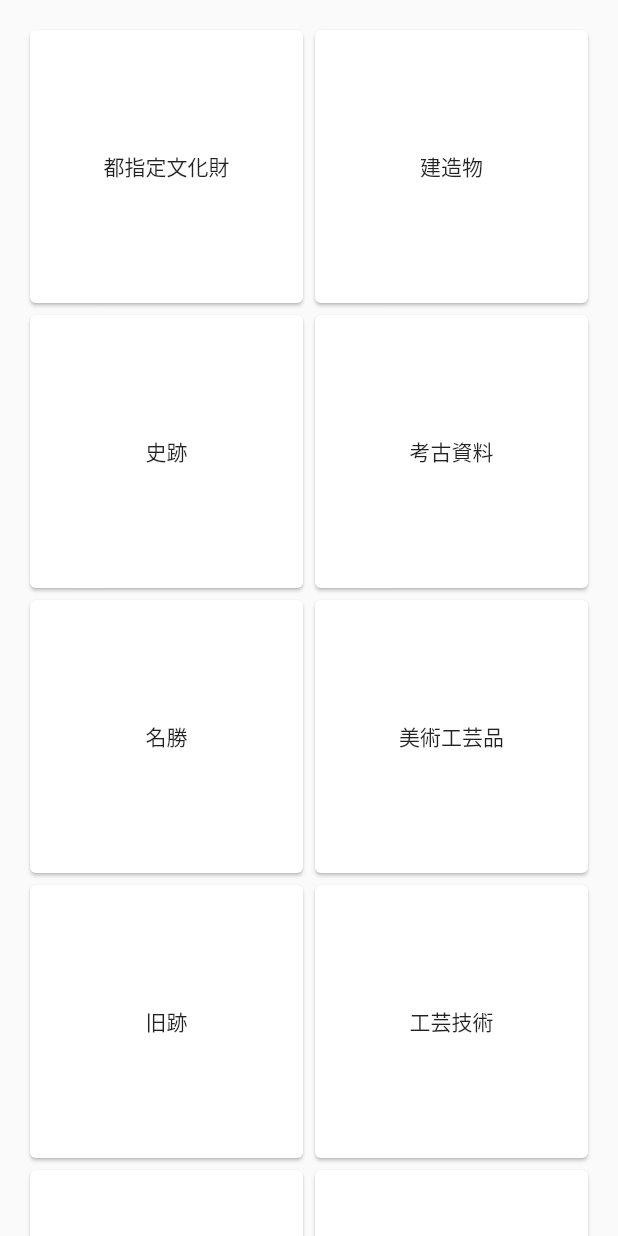
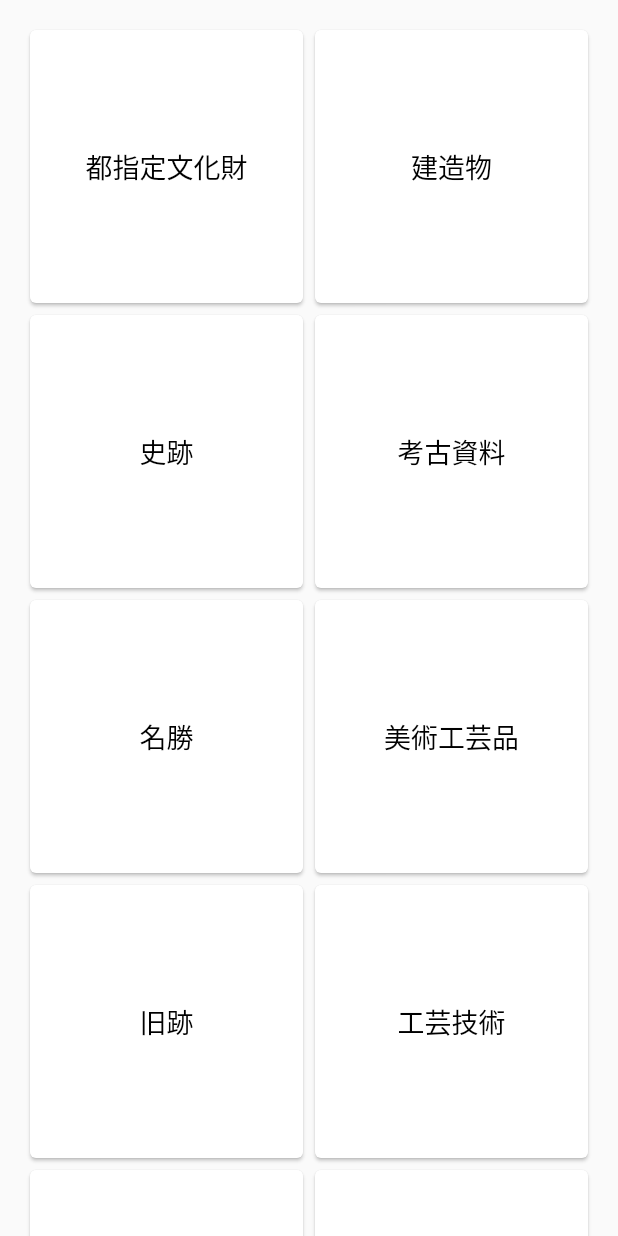
Before and after one commit to sedlakp/tokyo_data, a Flutter app: the DashboardScreen widget shown alone on an empty page, opened directly, on a phone screen of 412 x 824 dp. Run offline on Flutter 3.47's test engine with Material 2 defaults, Android fonts, the phone set to English and light mode, and no system bars; our stand-ins replace google_fonts, google_maps_flutter, scrollable_positioned_list, shared_preferences; accounts and stored records are empty; network calls fail.

Commit message:
Design update

```diff
--- a/lib/Screens/DashboardScreen.dart
+++ b/lib/Screens/DashboardScreen.dart
@@ -26,7 +26,7 @@ class _DashboardScreenState extends State<DashboardScreen> {
                 onTap: () {
                   _itemTapped(siteCategory);
                 },
-                child: Card(child: Center(child: Text(siteCategory.name),))
+                child: Card(child: Center(child: Text(siteCategory.name, style: Theme.of(context).textTheme.headlineMedium,),))
             );
           }),
     );
--- a/lib/Screens/Home.dart
+++ b/lib/Screens/Home.dart
@@ -42,7 +42,7 @@ class _HomeState extends State<Home> {
       extendBodyBehindAppBar: true,
       appBar: AppBar(
           title: const Text("東京"),
-          backgroundColor: Colors.blueGrey.withAlpha(220),
+          //backgroundColor: Colors.black.withAlpha(220),
           shadowColor: Colors.transparent,
       ),
       body: IndexedStack(
--- a/lib/Screens/MapScreenVIew.dart
+++ b/lib/Screens/MapScreenVIew.dart
@@ -161,11 +161,11 @@ class _MapScreenViewState extends State<MapScreenView> {
     bool isVisited = sitesManager.isVisited(site);
     // give preference to favorite
     if (isFavorite) {
-      return BitmapDescriptor.defaultMarkerWithHue(BitmapDescriptor.hueMagenta);
+      return BitmapDescriptor.defaultMarkerWithHue(342);
     } else if (isVisited) {
-      return BitmapDescriptor.defaultMarkerWithHue(BitmapDescriptor.hueCyan);
+      return BitmapDescriptor.defaultMarkerWithHue(36);
     } else {
-      return BitmapDescriptor.defaultMarker;
+      return BitmapDescriptor.defaultMarkerWithHue(195);
     }
   }
 }
--- a/lib/Screens/TimeIndicatorView.dart
+++ b/lib/Screens/TimeIndicatorView.dart
@@ -23,9 +23,9 @@ class TimeIndicatorView extends StatelessWidget {
           ),
         ),
         const SizedBox(width: 10,),
-        Text("${site.open} - ${site.close}"),
+        Text("${site.open} - ${site.close}", style: Theme.of(context).textTheme.bodySmall,),
         const SizedBox(width: 10,),
-        Text("${site.days}"),
+        Text("${site.days}", style: Theme.of(context).textTheme.bodySmall,),
       ],
     );
   }
--- /dev/null
+++ b/lib/TokyoTheme.dart
@@ -0,0 +1,65 @@
+import 'package:flutter/material.dart';
+import 'package:google_fonts/google_fonts.dart';
+
+class TokyoTheme {
+  static TextTheme lightTextTheme = TextTheme(
+    bodyMedium: GoogleFonts.montserrat(
+      fontSize: 14.0,
+      fontWeight: FontWeight.w400,
+      color: Colors.black,
+    ),
+    headlineLarge: GoogleFonts.montserrat(
+      fontSize: 32.0,
+      fontWeight: FontWeight.w400,
+      color: Colors.black,
+    ),
+    headlineMedium: GoogleFonts.montserrat(
+      fontSize: 18.0,
+      fontWeight: FontWeight.w200,
+      color: Colors.black,
+    ),
+    titleMedium: GoogleFonts.montserrat(
+      fontSize: 18.0,
+      fontWeight: FontWeight.w400,
+      color: Colors.black,
+    ),
+    titleSmall: GoogleFonts.montserrat(
+      fontSize: 11.0,
+      fontWeight: FontWeight.bold,
+      color: Colors.black,
+    ),
+    bodySmall: GoogleFonts.montserrat(
+      fontSize: 11.0,
+      fontWeight: FontWeight.normal,
+      color: const Color(0xFF393e45),
+    ),
+  );
+
+  static ThemeData light() {
+    return ThemeData(
+      primarySwatch: Colors.blueGrey,
+      buttonTheme: const ButtonThemeData(
+        buttonColor: Color(0xFF393e45),
+      ),
+      primaryColor: const Color(0xFF393e45),
+      brightness: Brightness.light,
+      checkboxTheme: CheckboxThemeData(
+        fillColor: MaterialStateColor.resolveWith((states) {
+          return const Color(0xFF393e45);
+        }),
+      ),
+      appBarTheme: const AppBarTheme(
+        foregroundColor: Colors.white,
+        backgroundColor: Color(0xFF393e45),
+      ),
+      floatingActionButtonTheme: const FloatingActionButtonThemeData(
+        foregroundColor: Colors.white,
+        backgroundColor: Color(0xFF393e45),
+      ),
+      bottomNavigationBarTheme: const BottomNavigationBarThemeData(
+        selectedItemColor: Color(0xFF393e45),
+      ),
+      textTheme: lightTextTheme,
+    );
+  }
+}
--- a/lib/main.dart
+++ b/lib/main.dart
@@ -1,5 +1,6 @@
 import 'package:flutter/material.dart';
 import 'package:provider/provider.dart';
+import 'package:tokyo_data/TokyoTheme.dart';
 import 'Models/Models.dart';
 import 'Approuter.dart';
 
@@ -38,9 +39,7 @@ class _MyAppState extends State<MyApp> {
       ],
       child: MaterialApp(
         title: 'Tokyo culture sites',
-        theme: ThemeData(
-          primarySwatch: Colors.blueGrey,
-        ),
+        theme: TokyoTheme.light(),
         home: Router(
           routerDelegate: _appRouter,
           backButtonDispatcher: RootBackButtonDispatcher(),
--- a/pubspec.yaml
+++ b/pubspec.yaml
@@ -35,6 +35,7 @@ dependencies:
   shared_preferences:
   scrollable_positioned_list: ^0.3.2
   intl: ^0.17.0
+  google_fonts: ^3.0.1
 
   # The following adds the Cupertino Icons font to your application.
   # Use with the CupertinoIcons class for iOS style icons.
```
Also changed, not shown: lib/Models/custom_colors.dart (added, +8 -0 lines), lib/Screens/MapCardView.dart (+6 -3 lines), lib/Screens/SitesScene/DetailSiteView.dart (+7 -5 lines), lib/Screens/SitesScene/SiteCell.dart (+9 -6 lines), pubspec.lock, 1 other file.
